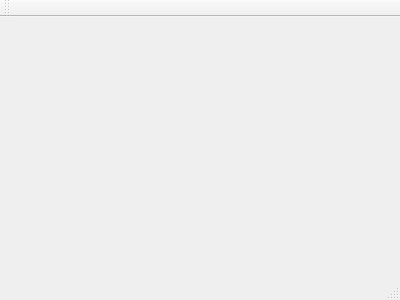
This is GameTracker/mainwindow.ui in Zazkya/game-tracker as Qt 5 draws it before an edit. The edited form follows.
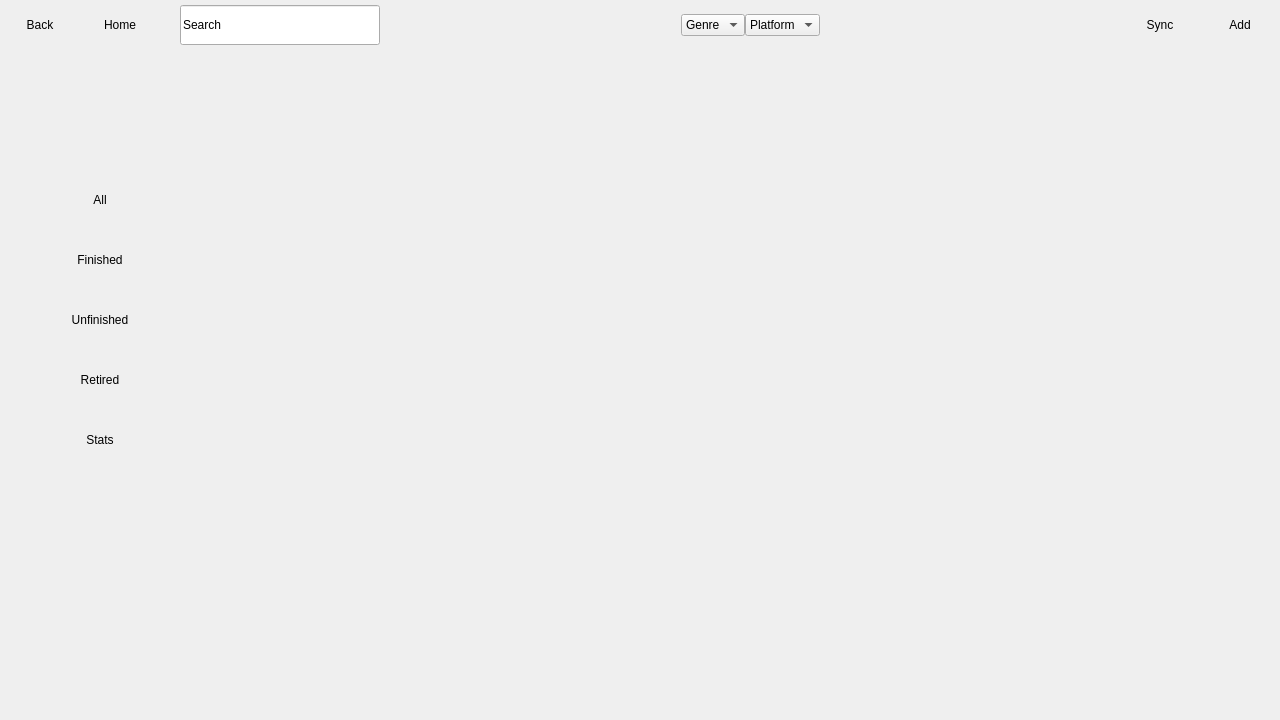
This is the edited form.

```diff
--- a/GameTracker/mainwindow.ui
+++ b/GameTracker/mainwindow.ui
@@ -1,24 +1,404 @@
 <ui version="4.0">
  <class>MainWindow</class>
- <widget class="QMainWindow" name="MainWindow" >
-  <property name="geometry" >
+ <widget class="QMainWindow" name="MainWindow">
+  <property name="geometry">
    <rect>
     <x>0</x>
     <y>0</y>
-    <width>400</width>
-    <height>300</height>
+    <width>1280</width>
+    <height>720</height>
    </rect>
   </property>
-  <property name="windowTitle" >
-   <string>MainWindow</string>
+  <property name="sizePolicy">
+   <sizepolicy hsizetype="Minimum" vsizetype="Minimum">
+    <horstretch>0</horstretch>
+    <verstretch>0</verstretch>
+   </sizepolicy>
   </property>
-  <widget class="QMenuBar" name="menuBar" />
-  <widget class="QToolBar" name="mainToolBar" />
-  <widget class="QWidget" name="centralWidget" />
-  <widget class="QStatusBar" name="statusBar" />
+  <property name="minimumSize">
+   <size>
+    <width>1280</width>
+    <height>720</height>
+   </size>
+  </property>
+  <property name="windowTitle">
+   <string>Game Tracker</string>
+  </property>
+  <widget class="QWidget" name="centralWidget">
+   <layout class="QGridLayout" name="gridLayout">
+    <property name="leftMargin">
+     <number>0</number>
+    </property>
+    <property name="topMargin">
+     <number>0</number>
+    </property>
+    <property name="rightMargin">
+     <number>0</number>
+    </property>
+    <property name="bottomMargin">
+     <number>0</number>
+    </property>
+    <property name="spacing">
+     <number>0</number>
+    </property>
+    <item row="0" column="0" colspan="2">
+     <layout class="QHBoxLayout" name="horizontalLayout">
+      <property name="spacing">
+       <number>0</number>
+      </property>
+      <item>
+       <widget class="QPushButton" name="pushButton_5">
+        <property name="sizePolicy">
+         <sizepolicy hsizetype="Minimum" vsizetype="Minimum">
+          <horstretch>0</horstretch>
+          <verstretch>0</verstretch>
+         </sizepolicy>
+        </property>
+        <property name="minimumSize">
+         <size>
+          <width>50</width>
+          <height>50</height>
+         </size>
+        </property>
+        <property name="text">
+         <string>Back</string>
+        </property>
+        <property name="flat">
+         <bool>true</bool>
+        </property>
+       </widget>
+      </item>
+      <item>
+       <widget class="QPushButton" name="pushButton_4">
+        <property name="sizePolicy">
+         <sizepolicy hsizetype="Minimum" vsizetype="Minimum">
+          <horstretch>0</horstretch>
+          <verstretch>0</verstretch>
+         </sizepolicy>
+        </property>
+        <property name="minimumSize">
+         <size>
+          <width>50</width>
+          <height>50</height>
+         </size>
+        </property>
+        <property name="baseSize">
+         <size>
+          <width>50</width>
+          <height>50</height>
+         </size>
+        </property>
+        <property name="text">
+         <string>Home</string>
+        </property>
+        <property name="flat">
+         <bool>true</bool>
+        </property>
+       </widget>
+      </item>
+      <item>
+       <spacer name="horizontalSpacer_3">
+        <property name="orientation">
+         <enum>Qt::Horizontal</enum>
+        </property>
+        <property name="sizeType">
+         <enum>QSizePolicy::Minimum</enum>
+        </property>
+        <property name="sizeHint" stdset="0">
+         <size>
+          <width>20</width>
+          <height>20</height>
+         </size>
+        </property>
+       </spacer>
+      </item>
+      <item>
+       <widget class="QLineEdit" name="lineEdit">
+        <property name="sizePolicy">
+         <sizepolicy hsizetype="Fixed" vsizetype="Fixed">
+          <horstretch>0</horstretch>
+          <verstretch>0</verstretch>
+         </sizepolicy>
+        </property>
+        <property name="minimumSize">
+         <size>
+          <width>200</width>
+          <height>40</height>
+         </size>
+        </property>
+        <property name="text">
+         <string>Search</string>
+        </property>
+       </widget>
+      </item>
+      <item>
+       <spacer name="horizontalSpacer">
+        <property name="orientation">
+         <enum>Qt::Horizontal</enum>
+        </property>
+        <property name="sizeHint" stdset="0">
+         <size>
+          <width>40</width>
+          <height>20</height>
+         </size>
+        </property>
+       </spacer>
+      </item>
+      <item>
+       <widget class="QComboBox" name="comboBox">
+        <property name="currentText">
+         <string>Genre</string>
+        </property>
+        <property name="frame">
+         <bool>true</bool>
+        </property>
+        <item>
+         <property name="text">
+          <string>Genre</string>
+         </property>
+        </item>
+        <item>
+         <property name="text">
+          <string>Action</string>
+         </property>
+        </item>
+       </widget>
+      </item>
+      <item>
+       <widget class="QComboBox" name="comboBox_2">
+        <item>
+         <property name="text">
+          <string>Platform</string>
+         </property>
+        </item>
+        <item>
+         <property name="text">
+          <string>Vita</string>
+         </property>
+        </item>
+       </widget>
+      </item>
+      <item>
+       <spacer name="horizontalSpacer_2">
+        <property name="orientation">
+         <enum>Qt::Horizontal</enum>
+        </property>
+        <property name="sizeHint" stdset="0">
+         <size>
+          <width>40</width>
+          <height>20</height>
+         </size>
+        </property>
+       </spacer>
+      </item>
+      <item>
+       <widget class="QPushButton" name="pushButton_3">
+        <property name="sizePolicy">
+         <sizepolicy hsizetype="Minimum" vsizetype="Minimum">
+          <horstretch>0</horstretch>
+          <verstretch>0</verstretch>
+         </sizepolicy>
+        </property>
+        <property name="minimumSize">
+         <size>
+          <width>50</width>
+          <height>50</height>
+         </size>
+        </property>
+        <property name="text">
+         <string>Sync</string>
+        </property>
+        <property name="flat">
+         <bool>true</bool>
+        </property>
+       </widget>
+      </item>
+      <item>
+       <widget class="QPushButton" name="pushButton_2">
+        <property name="sizePolicy">
+         <sizepolicy hsizetype="Minimum" vsizetype="Minimum">
+          <horstretch>0</horstretch>
+          <verstretch>0</verstretch>
+         </sizepolicy>
+        </property>
+        <property name="minimumSize">
+         <size>
+          <width>50</width>
+          <height>50</height>
+         </size>
+        </property>
+        <property name="text">
+         <string>Add</string>
+        </property>
+        <property name="flat">
+         <bool>true</bool>
+        </property>
+       </widget>
+      </item>
+     </layout>
+    </item>
+    <item row="1" column="0">
+     <layout class="QVBoxLayout" name="verticalLayout">
+      <property name="spacing">
+       <number>0</number>
+      </property>
+      <item>
+       <spacer name="verticalSpacer_2">
+        <property name="orientation">
+         <enum>Qt::Vertical</enum>
+        </property>
+        <property name="sizeType">
+         <enum>QSizePolicy::Expanding</enum>
+        </property>
+        <property name="sizeHint" stdset="0">
+         <size>
+          <width>20</width>
+          <height>100</height>
+         </size>
+        </property>
+       </spacer>
+      </item>
+      <item>
+       <widget class="QPushButton" name="pushButton">
+        <property name="sizePolicy">
+         <sizepolicy hsizetype="Minimum" vsizetype="Minimum">
+          <horstretch>0</horstretch>
+          <verstretch>0</verstretch>
+         </sizepolicy>
+        </property>
+        <property name="minimumSize">
+         <size>
+          <width>200</width>
+          <height>60</height>
+         </size>
+        </property>
+        <property name="text">
+         <string>All</string>
+        </property>
+        <property name="default">
+         <bool>false</bool>
+        </property>
+        <property name="flat">
+         <bool>true</bool>
+        </property>
+       </widget>
+      </item>
+      <item>
+       <widget class="QPushButton" name="pushButton_6">
+        <property name="sizePolicy">
+         <sizepolicy hsizetype="Minimum" vsizetype="Minimum">
+          <horstretch>0</horstretch>
+          <verstretch>0</verstretch>
+         </sizepolicy>
+        </property>
+        <property name="minimumSize">
+         <size>
+          <width>200</width>
+          <height>60</height>
+         </size>
+        </property>
+        <property name="text">
+         <string>Finished</string>
+        </property>
+        <property name="flat">
+         <bool>true</bool>
+        </property>
+       </widget>
+      </item>
+      <item>
+       <widget class="QPushButton" name="pushButton_7">
+        <property name="sizePolicy">
+         <sizepolicy hsizetype="Minimum" vsizetype="Minimum">
+          <horstretch>0</horstretch>
+          <verstretch>0</verstretch>
+         </sizepolicy>
+        </property>
+        <property name="minimumSize">
+         <size>
+          <width>200</width>
+          <height>60</height>
+         </size>
+        </property>
+        <property name="text">
+         <string>Unfinished</string>
+        </property>
+        <property name="flat">
+         <bool>true</bool>
+        </property>
+       </widget>
+      </item>
+      <item>
+       <widget class="QPushButton" name="pushButton_8">
+        <property name="sizePolicy">
+         <sizepolicy hsizetype="Minimum" vsizetype="Minimum">
+          <horstretch>0</horstretch>
+          <verstretch>0</verstretch>
+         </sizepolicy>
+        </property>
+        <property name="minimumSize">
+         <size>
+          <width>200</width>
+          <height>60</height>
+         </size>
+        </property>
+        <property name="text">
+         <string>Retired</string>
+        </property>
+        <property name="flat">
+         <bool>true</bool>
+        </property>
+       </widget>
+      </item>
+      <item>
+       <widget class="QPushButton" name="pushButton_9">
+        <property name="sizePolicy">
+         <sizepolicy hsizetype="Minimum" vsizetype="Minimum">
+          <horstretch>0</horstretch>
+          <verstretch>0</verstretch>
+         </sizepolicy>
+        </property>
+        <property name="minimumSize">
+         <size>
+          <width>200</width>
+          <height>60</height>
+         </size>
+        </property>
+        <property name="text">
+         <string>Stats</string>
+        </property>
+        <property name="flat">
+         <bool>true</bool>
+        </property>
+       </widget>
+      </item>
+      <item>
+       <spacer name="verticalSpacer">
+        <property name="orientation">
+         <enum>Qt::Vertical</enum>
+        </property>
+        <property name="sizeType">
+         <enum>QSizePolicy::Fixed</enum>
+        </property>
+        <property name="sizeHint" stdset="0">
+         <size>
+          <width>20</width>
+          <height>250</height>
+         </size>
+        </property>
+       </spacer>
+      </item>
+     </layout>
+    </item>
+    <item row="1" column="1">
+     <widget class="QStackedWidget" name="stackedWidget">
+      <widget class="QWidget" name="page"/>
+      <widget class="QWidget" name="page_2"/>
+     </widget>
+    </item>
+   </layout>
+  </widget>
  </widget>
- <layoutDefault spacing="6" margin="11" />
- <pixmapfunction></pixmapfunction>
+ <layoutdefault spacing="6" margin="11"/>
  <resources/>
  <connections/>
 </ui>
```
Left out of the diff: 1 changed line with no effect on the pictures.
